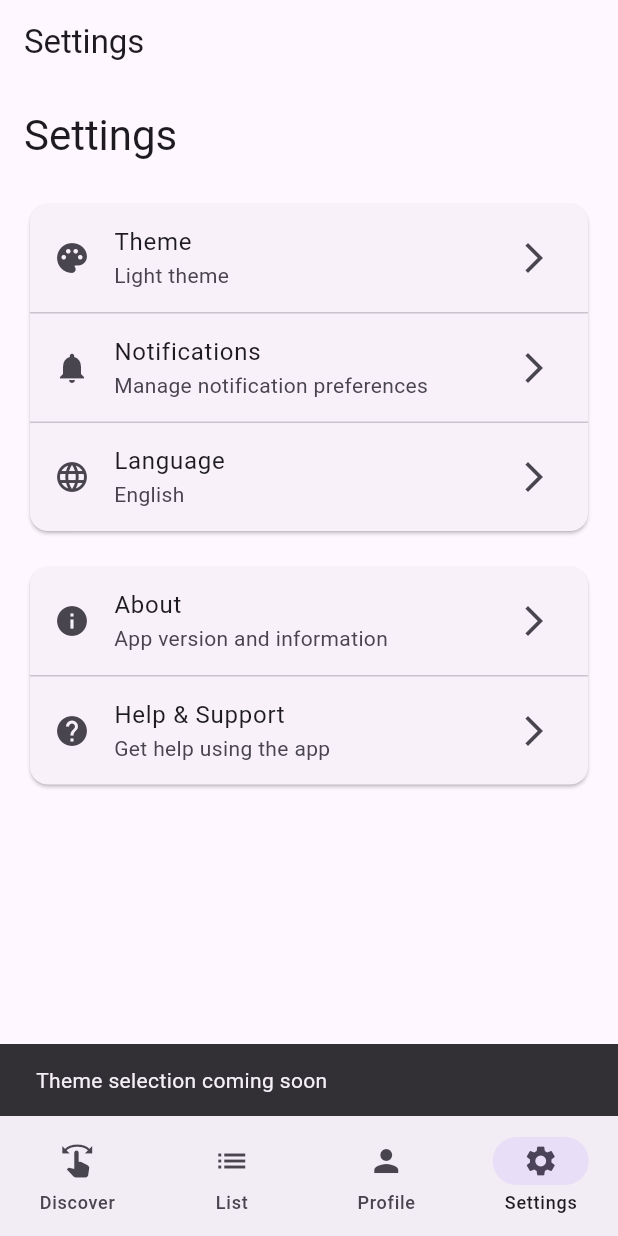
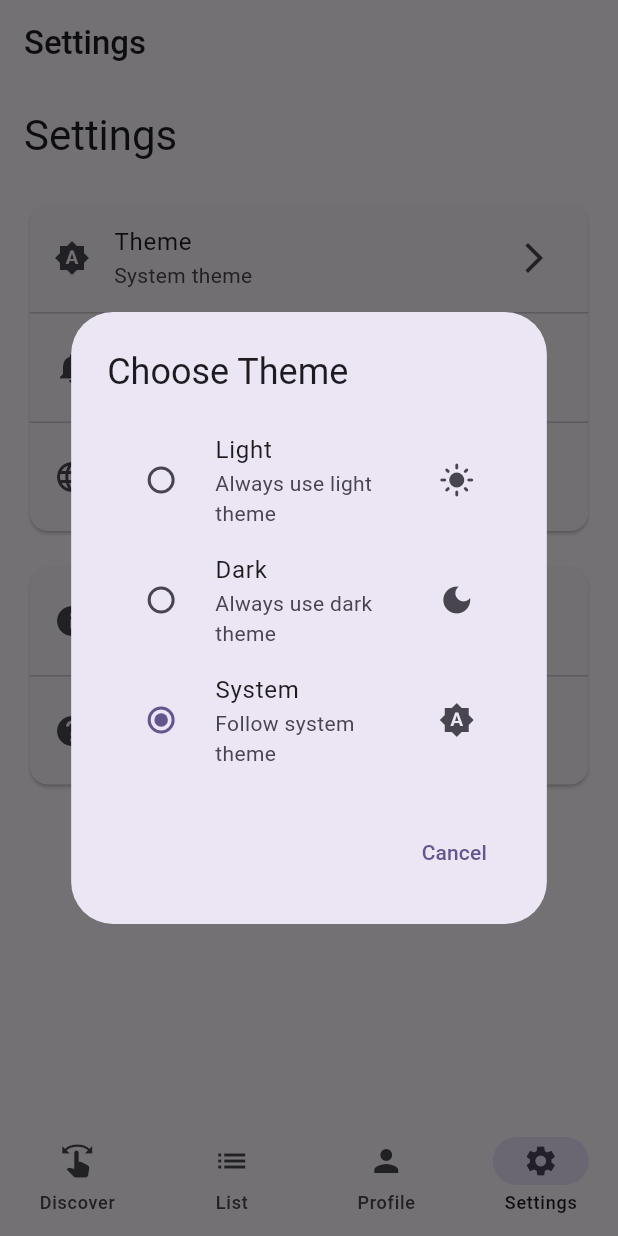
Before and after one commit to desertSniper87/ReelPicks, a Flutter app: the screen it shows after launch, item 4 of the bottom bar chosen, after a tap on "Theme", on a phone screen of 412 x 824 dp. Run offline on Flutter 3.47's test engine with Material 3 defaults, Android fonts, the phone set to English and light mode, and no system bars; our stand-ins replace cached_network_image, flutter_dotenv, flutter_secure_storage, shared_preferences, webview_flutter; accounts and stored records are empty; network calls fail.

Commit message:
design changes

```diff
--- /dev/null
+++ b/lib/core/theme/app_theme.dart
@@ -0,0 +1,466 @@
+import 'package:flutter/material.dart';
+
+class AppTheme {
+  // Color scheme based on Material Design 3
+  static const Color _primarySeedColor = Color(0xFF6750A4); // Material Purple
+
+  // Light theme configuration
+  static ThemeData get lightTheme {
+    final ColorScheme colorScheme = ColorScheme.fromSeed(
+      seedColor: _primarySeedColor,
+      brightness: Brightness.light,
+    );
+
+    return ThemeData(
+      useMaterial3: true,
+      colorScheme: colorScheme,
+
+      // Typography
+      textTheme: _textTheme,
+
+      // App Bar Theme
+      appBarTheme: AppBarTheme(
+        backgroundColor: colorScheme.surface,
+        foregroundColor: colorScheme.onSurface,
+        elevation: 0,
+        scrolledUnderElevation: 1,
+        titleTextStyle: _textTheme.titleLarge?.copyWith(
+          color: colorScheme.onSurface,
+          fontWeight: FontWeight.w500,
+        ),
+      ),
+
+      // Card Theme
+      cardTheme: CardThemeData(
+        elevation: 1,
+        shape: RoundedRectangleBorder(
+          borderRadius: BorderRadius.circular(12),
+        ),
+        color: colorScheme.surfaceContainerLow,
+      ),
+
+      // Elevated Button Theme
+      elevatedButtonTheme: ElevatedButtonThemeData(
+        style: ElevatedButton.styleFrom(
+          elevation: 1,
+          shape: RoundedRectangleBorder(
+            borderRadius: BorderRadius.circular(20),
+          ),
+          padding: const EdgeInsets.symmetric(horizontal: 24, vertical: 12),
+        ),
+      ),
+
+      // Filled Button Theme
+      filledButtonTheme: FilledButtonThemeData(
+        style: FilledButton.styleFrom(
+          shape: RoundedRectangleBorder(
+            borderRadius: BorderRadius.circular(20),
+          ),
+          padding: const EdgeInsets.symmetric(horizontal: 24, vertical: 12),
+        ),
+      ),
+
+      // Outlined Button Theme
+      outlinedButtonTheme: OutlinedButtonThemeData(
+        style: OutlinedButton.styleFrom(
+          shape: RoundedRectangleBorder(
+            borderRadius: BorderRadius.circular(20),
+          ),
+          padding: const EdgeInsets.symmetric(horizontal: 24, vertical: 12),
+        ),
+      ),
+
+      // Text Button Theme
+      textButtonTheme: TextButtonThemeData(
+        style: TextButton.styleFrom(
+          shape: RoundedRectangleBorder(
+            borderRadius: BorderRadius.circular(20),
+          ),
+          padding: const EdgeInsets.symmetric(horizontal: 16, vertical: 8),
+        ),
+      ),
+
+      // Input Decoration Theme
+      inputDecorationTheme: InputDecorationTheme(
+        filled: true,
+        fillColor: colorScheme.surfaceContainerHighest,
+        border: OutlineInputBorder(
+          borderRadius: BorderRadius.circular(12),
+          borderSide: BorderSide.none,
+        ),
+        focusedBorder: OutlineInputBorder(
+          borderRadius: BorderRadius.circular(12),
+          borderSide: BorderSide(color: colorScheme.primary, width: 2),
+        ),
+        errorBorder: OutlineInputBorder(
+          borderRadius: BorderRadius.circular(12),
+          borderSide: BorderSide(color: colorScheme.error, width: 1),
+        ),
+        focusedErrorBorder: OutlineInputBorder(
+          borderRadius: BorderRadius.circular(12),
+          borderSide: BorderSide(color: colorScheme.error, width: 2),
+        ),
+        contentPadding: const EdgeInsets.symmetric(horizontal: 16, vertical: 12),
+      ),
+
+      // Chip Theme
+      chipTheme: ChipThemeData(
+        backgroundColor: colorScheme.surfaceContainerLow,
+        selectedColor: colorScheme.secondaryContainer,
+        disabledColor: colorScheme.surfaceContainerLowest,
+        labelStyle: _textTheme.labelLarge?.copyWith(
+          color: colorScheme.onSurface,
+        ),
+        secondaryLabelStyle: _textTheme.labelLarge?.copyWith(
+          color: colorScheme.onSecondaryContainer,
+        ),
+        shape: RoundedRectangleBorder(
+          borderRadius: BorderRadius.circular(8),
+        ),
+        side: BorderSide(color: colorScheme.outline),
+        padding: const EdgeInsets.symmetric(horizontal: 12, vertical: 8),
+      ),
+
+      // Bottom Navigation Bar Theme
+      bottomNavigationBarTheme: BottomNavigationBarThemeData(
+        backgroundColor: colorScheme.surface,
+        selectedItemColor: colorScheme.primary,
+        unselectedItemColor: colorScheme.onSurfaceVariant,
+        type: BottomNavigationBarType.fixed,
+        elevation: 3,
+      ),
+
+      // Navigation Bar Theme (Material 3)
+      navigationBarTheme: NavigationBarThemeData(
+        backgroundColor: colorScheme.surface,
+        indicatorColor: colorScheme.secondaryContainer,
+        labelTextStyle: WidgetStateProperty.resolveWith((states) {
+          if (states.contains(WidgetState.selected)) {
+            return _textTheme.labelMedium?.copyWith(
+              color: colorScheme.onSurface,
+              fontWeight: FontWeight.w500,
+            );
+          }
+          return _textTheme.labelMedium?.copyWith(
+            color: colorScheme.onSurfaceVariant,
+          );
+        }),
+        iconTheme: WidgetStateProperty.resolveWith((states) {
+          if (states.contains(WidgetState.selected)) {
+            return IconThemeData(color: colorScheme.onSecondaryContainer);
+          }
+          return IconThemeData(color: colorScheme.onSurfaceVariant);
+        }),
+      ),
+
+      // Floating Action Button Theme
+      floatingActionButtonTheme: FloatingActionButtonThemeData(
+        backgroundColor: colorScheme.primaryContainer,
+        foregroundColor: colorScheme.onPrimaryContainer,
+        elevation: 3,
+        shape: RoundedRectangleBorder(
+          borderRadius: BorderRadius.circular(16),
+        ),
+      ),
+
+      // Dialog Theme
+      dialogTheme: DialogThemeData(
+        backgroundColor: colorScheme.surface,
+        surfaceTintColor: colorScheme.surfaceTint,
+        shape: RoundedRectangleBorder(
+          borderRadius: BorderRadius.circular(28),
+        ),
+        elevation: 6,
+      ),
+
+      // Snack Bar Theme
+      snackBarTheme: SnackBarThemeData(
+        backgroundColor: colorScheme.inverseSurface,
+        contentTextStyle: _textTheme.bodyMedium?.copyWith(
+          color: colorScheme.onInverseSurface,
+        ),
+        shape: RoundedRectangleBorder(
+          borderRadius: BorderRadius.circular(4),
+        ),
+        behavior: SnackBarBehavior.floating,
+      ),
+    );
+  }
+
+  // Dark theme configuration
+  static ThemeData get darkTheme {
+    final ColorScheme colorScheme = ColorScheme.fromSeed(
+      seedColor: _primarySeedColor,
+      brightness: Brightness.dark,
+    );
+
+    return ThemeData(
+      useMaterial3: true,
+      colorScheme: colorScheme,
+
+      // Typography
+      textTheme: _textTheme,
+
+      // App Bar Theme
+      appBarTheme: AppBarTheme(
+        backgroundColor: colorScheme.surface,
+        foregroundColor: colorScheme.onSurface,
+        elevation: 0,
+        scrolledUnderElevation: 1,
+        titleTextStyle: _textTheme.titleLarge?.copyWith(
+          color: colorScheme.onSurface,
+          fontWeight: FontWeight.w500,
+        ),
+      ),
+
+      // Card Theme
+      cardTheme: CardThemeData(
+        elevation: 1,
+        shape: RoundedRectangleBorder(
+          borderRadius: BorderRadius.circular(12),
+        ),
+        color: colorScheme.surfaceContainerLow,
+      ),
+
+      // Elevated Button Theme
+      elevatedButtonTheme: ElevatedButtonThemeData(
+        style: ElevatedButton.styleFrom(
+          elevation: 1,
+          shape: RoundedRectangleBorder(
+            borderRadius: BorderRadius.circular(20),
+          ),
+          padding: const EdgeInsets.symmetric(horizontal: 24, vertical: 12),
+        ),
+      ),
+
+      // Filled Button Theme
+      filledButtonTheme: FilledButtonThemeData(
+        style: FilledButton.styleFrom(
+          shape: RoundedRectangleBorder(
+            borderRadius: BorderRadius.circular(20),
+          ),
+          padding: const EdgeInsets.symmetric(horizontal: 24, vertical: 12),
+        ),
+      ),
+
+      // Outlined Button Theme
+      outlinedButtonTheme: OutlinedButtonThemeData(
+        style: OutlinedButton.styleFrom(
+          shape: RoundedRectangleBorder(
+            borderRadius: BorderRadius.circular(20),
+          ),
+          padding: const EdgeInsets.symmetric(horizontal: 24, vertical: 12),
+        ),
+      ),
+
+      // Text Button Theme
+      textButtonTheme: TextButtonThemeData(
+        style: TextButton.styleFrom(
+          shape: RoundedRectangleBorder(
+            borderRadius: BorderRadius.circular(20),
+          ),
+          padding: const EdgeInsets.symmetric(horizontal: 16, vertical: 8),
+        ),
+      ),
+
+      // Input Decoration Theme
+      inputDecorationTheme: InputDecorationTheme(
+        filled: true,
+        fillColor: colorScheme.surfaceContainerHighest,
+        border: OutlineInputBorder(
+          borderRadius: BorderRadius.circular(12),
+          borderSide: BorderSide.none,
+        ),
+        focusedBorder: OutlineInputBorder(
+          borderRadius: BorderRadius.circular(12),
+          borderSide: BorderSide(color: colorScheme.primary, width: 2),
+        ),
+        errorBorder: OutlineInputBorder(
+          borderRadius: BorderRadius.circular(12),
+          borderSide: BorderSide(color: colorScheme.error, width: 1),
+        ),
+        focusedErrorBorder: OutlineInputBorder(
+          borderRadius: BorderRadius.circular(12),
+          borderSide: BorderSide(color: colorScheme.error, width: 2),
+        ),
+        contentPadding: const EdgeInsets.symmetric(horizontal: 16, vertical: 12),
+      ),
+
+      // Chip Theme
+      chipTheme: ChipThemeData(
+        backgroundColor: colorScheme.surfaceContainerLow,
+        selectedColor: colorScheme.secondaryContainer,
+        disabledColor: colorScheme.surfaceContainerLowest,
+        labelStyle: _textTheme.labelLarge?.copyWith(
+          color: colorScheme.onSurface,
+        ),
+        secondaryLabelStyle: _textTheme.labelLarge?.copyWith(
+          color: colorScheme.onSecondaryContainer,
+        ),
+        shape: RoundedRectangleBorder(
+          borderRadius: BorderRadius.circular(8),
+        ),
+        side: BorderSide(color: colorScheme.outline),
+        padding: const EdgeInsets.symmetric(horizontal: 12, vertical: 8),
+      ),
+
+      // Bottom Navigation Bar Theme
+      bottomNavigationBarTheme: BottomNavigationBarThemeData(
+        backgroundColor: colorScheme.surface,
+        selectedItemColor: colorScheme.primary,
+        unselectedItemColor: colorScheme.onSurfaceVariant,
+        type: BottomNavigationBarType.fixed,
+        elevation: 3,
+      ),
+
+      // Navigation Bar Theme (Material 3)
+      navigationBarTheme: NavigationBarThemeData(
+        backgroundColor: colorScheme.surface,
+        indicatorColor: colorScheme.secondaryContainer,
+        labelTextStyle: WidgetStateProperty.resolveWith((states) {
+          if (states.contains(WidgetState.selected)) {
+            return _textTheme.labelMedium?.copyWith(
+              color: colorScheme.onSurface,
+              fontWeight: FontWeight.w500,
+            );
+          }
+          return _textTheme.labelMedium?.copyWith(
+            color: colorScheme.onSurfaceVariant,
+          );
+        }),
+        iconTheme: WidgetStateProperty.resolveWith((states) {
+          if (states.contains(WidgetState.selected)) {
+            return IconThemeData(color: colorScheme.onSecondaryContainer);
+          }
+          return IconThemeData(color: colorScheme.onSurfaceVariant);
+        }),
+      ),
+
+      // Floating Action Button Theme
+      floatingActionButtonTheme: FloatingActionButtonThemeData(
+        backgroundColor: colorScheme.primaryContainer,
+        foregroundColor: colorScheme.onPrimaryContainer,
+        elevation: 3,
+        shape: RoundedRectangleBorder(
+          borderRadius: BorderRadius.circular(16),
+        ),
+      ),
+
+      // Dialog Theme
+      dialogTheme: DialogThemeData(
+        backgroundColor: colorScheme.surface,
+        surfaceTintColor: colorScheme.surfaceTint,
+        shape: RoundedRectangleBorder(
+          borderRadius: BorderRadius.circular(28),
+        ),
+        elevation: 6,
+      ),
+
+      // Snack Bar Theme
+      snackBarTheme: SnackBarThemeData(
+        backgroundColor: colorScheme.inverseSurface,
+        contentTextStyle: _textTheme.bodyMedium?.copyWith(
+          color: colorScheme.onInverseSurface,
+        ),
+        shape: RoundedRectangleBorder(
+          borderRadius: BorderRadius.circular(4),
+        ),
+        behavior: SnackBarBehavior.floating,
+      ),
+    );
+  }
+
+  // Material Design 3 Typography
+  static const TextTheme _textTheme = TextTheme(
+    displayLarge: TextStyle(
+      fontSize: 57,
+      fontWeight: FontWeight.w400,
+      letterSpacing: -0.25,
+      height: 1.12,
+    ),
+    displayMedium: TextStyle(
+      fontSize: 45,
+      fontWeight: FontWeight.w400,
+      letterSpacing: 0,
+      height: 1.16,
+    ),
+    displaySmall: TextStyle(
+      fontSize: 36,
+      fontWeight: FontWeight.w400,
+      letterSpacing: 0,
+      height: 1.22,
+    ),
+    headlineLarge: TextStyle(
+      fontSize: 32,
+      fontWeight: FontWeight.w400,
+      letterSpacing: 0,
+      height: 1.25,
+    ),
+    headlineMedium: TextStyle(
+      fontSize: 28,
+      fontWeight: FontWeight.w400,
+      letterSpacing: 0,
+      height: 1.29,
+    ),
+    headlineSmall: TextStyle(
+      fontSize: 24,
+      fontWeight: FontWeight.w400,
+      letterSpacing: 0,
+      height: 1.33,
+    ),
+    titleLarge: TextStyle(
+      fontSize: 22,
+      fontWeight: FontWeight.w400,
+      letterSpacing: 0,
+      height: 1.27,
+    ),
+    titleMedium: TextStyle(
+      fontSize: 16,
+      fontWeight: FontWeight.w500,
+      letterSpacing: 0.15,
+      height: 1.50,
+    ),
+    titleSmall: TextStyle(
+      fontSize: 14,
+      fontWeight: FontWeight.w500,
+      letterSpacing: 0.1,
+      height: 1.43,
+    ),
+    labelLarge: TextStyle(
+      fontSize: 14,
+      fontWeight: FontWeight.w500,
+      letterSpacing: 0.1,
+      height: 1.43,
+    ),
+    labelMedium: TextStyle(
+      fontSize: 12,
+      fontWeight: FontWeight.w500,
+      letterSpacing: 0.5,
+      height: 1.33,
+    ),
+    labelSmall: TextStyle(
+      fontSize: 11,
+      fontWeight: FontWeight.w500,
+      letterSpacing: 0.5,
+      height: 1.45,
+    ),
+    bodyLarge: TextStyle(
+      fontSize: 16,
+      fontWeight: FontWeight.w400,
+      letterSpacing: 0.5,
+      height: 1.50,
+    ),
+    bodyMedium: TextStyle(
+      fontSize: 14,
+      fontWeight: FontWeight.w400,
+      letterSpacing: 0.25,
+      height: 1.43,
+    ),
+    bodySmall: TextStyle(
+      fontSize: 12,
+      fontWeight: FontWeight.w400,
+      letterSpacing: 0.4,
+      height: 1.33,
+    ),
+  );
+}
--- a/lib/main.dart
+++ b/lib/main.dart
@@ -3,9 +3,11 @@ import 'package:provider/provider.dart';
 import 'package:flutter_secure_storage/flutter_secure_storage.dart';
 import 'package:shared_preferences/shared_preferences.dart';
 import 'core/config/app_config.dart';
+import 'core/theme/app_theme.dart';
 import 'presentation/providers/recommendation_provider.dart';
 import 'presentation/providers/user_provider.dart';
 import 'presentation/providers/auth_provider.dart';
+import 'presentation/providers/theme_provider.dart';
 import 'presentation/screens/main_navigation_screen.dart';
 import 'data/datasources/tmdb_client.dart';
 import 'data/services/authentication_service_impl.dart';
@@ -62,6 +64,9 @@ class MyApp extends StatelessWidget {
         return MultiProvider(
           providers: [
             ChangeNotifierProvider(
+              create: (_) => ThemeProvider(),
+            ),
+            ChangeNotifierProvider(
               create: (_) => RecommendationProvider(
                 recommendationService: recommendationService,
                 movieRepository: movieRepository,
@@ -79,13 +84,16 @@ class MyApp extends StatelessWidget {
               ),
             ),
           ],
-          child: MaterialApp(
-            title: 'Movie Recommendations',
-            theme: ThemeData(
-              colorScheme: ColorScheme.fromSeed(seedColor: Colors.deepPurple),
-              useMaterial3: true,
-            ),
-            home: const MainNavigationScreen(),
+          child: Consumer<ThemeProvider>(
+            builder: (context, themeProvider, child) {
+              return MaterialApp(
+                title: 'Movie Recommendations',
+                theme: AppTheme.lightTheme,
+                darkTheme: AppTheme.darkTheme,
+                themeMode: themeProvider.themeMode,
+                home: const MainNavigationScreen(),
+              );
+            },
           ),
         );
       },
--- /dev/null
+++ b/lib/presentation/providers/theme_provider.dart
@@ -0,0 +1,91 @@
+import 'dart:async';
+import 'package:flutter/material.dart';
+import 'package:shared_preferences/shared_preferences.dart';
+
+class ThemeProvider extends ChangeNotifier {
+  static const String _themeKey = 'theme_mode';
+
+  ThemeMode _themeMode = ThemeMode.system;
+  late SharedPreferences _prefs;
+
+  ThemeProvider() {
+    _loadThemeMode();
+  }
+
+  // For testing purposes, allow waiting for initialization
+  Future<void> get initialized => _initializationCompleter.future;
+  final Completer<void> _initializationCompleter = Completer<void>();
+
+  ThemeMode get themeMode => _themeMode;
+
+  bool get isDarkMode {
+    if (_themeMode == ThemeMode.system) {
+      return WidgetsBinding.instance.platformDispatcher.platformBrightness == Brightness.dark;
+    }
+    return _themeMode == ThemeMode.dark;
+  }
+
+  bool get isLightMode {
+    if (_themeMode == ThemeMode.system) {
+      return WidgetsBinding.instance.platformDispatcher.platformBrightness == Brightness.light;
+    }
+    return _themeMode == ThemeMode.light;
+  }
+
+  bool get isSystemMode => _themeMode == ThemeMode.system;
+
+  Future<void> _loadThemeMode() async {
+    try {
+      _prefs = await SharedPreferences.getInstance();
+      final themeIndex = _prefs.getInt(_themeKey) ?? 0;
+      _themeMode = ThemeMode.values[themeIndex];
+      notifyListeners();
+    } finally {
+      if (!_initializationCompleter.isCompleted) {
+        _initializationCompleter.complete();
+      }
+    }
+  }
+
+  Future<void> setThemeMode(ThemeMode themeMode) async {
+    _themeMode = themeMode;
+    await _prefs.setInt(_themeKey, themeMode.index);
+    notifyListeners();
+  }
+
+  Future<void> toggleTheme() async {
+    switch (_themeMode) {
+      case ThemeMode.light:
+        await setThemeMode(ThemeMode.dark);
+        break;
+      case ThemeMode.dark:
+        await setThemeMode(ThemeMode.system);
+        break;
+      case ThemeMode.system:
+        await setThemeMode(ThemeMode.light);
+        break;
+    }
+  }
+
+  String get currentThemeName {
+    switch (_themeMode) {
+      case ThemeMode.light:
+        return 'Light';
+      case ThemeMode.dark:
+        return 'Dark';
+      case ThemeMode.system:
+        return 'System';
+    }
+  }
+
+  IconData get currentThemeIcon {
+    switch (_themeMode) {
+      case ThemeMode.light:
+        return Icons.light_mode;
+      case ThemeMode.dark:
+        return Icons.dark_mode;
+      case ThemeMode.system:
+        return Icons.brightness_auto;
+    }
+  }
+}
--- a/lib/presentation/screens/main_navigation_screen.dart
+++ b/lib/presentation/screens/main_navigation_screen.dart
@@ -2,6 +2,7 @@ import 'package:flutter/material.dart';
 import 'package:provider/provider.dart';
 import '../providers/recommendation_provider.dart';
 import '../providers/user_provider.dart';
+import '../providers/theme_provider.dart';
 import '../widgets/genre_filter.dart';
 import '../widgets/movie_card.dart';
 import '../widgets/movie_list_view.dart';
@@ -404,8 +405,8 @@ class _MainNavigationScreenState extends State<MainNavigationScreen> {
   }
 
   Widget _buildSettingsView() {
-    return Consumer<UserProvider>(
-      builder: (context, userProvider, child) {
+    return Consumer2<UserProvider, ThemeProvider>(
+      builder: (context, userProvider, themeProvider, child) {
         return Padding(
           padding: const EdgeInsets.all(16.0),
           child: Column(
@@ -421,15 +422,12 @@ class _MainNavigationScreenState extends State<MainNavigationScreen> {
                 child: Column(
                   children: [
                     ListTile(
-                      leading: const Icon(Icons.palette),
+                      leading: Icon(themeProvider.currentThemeIcon),
                       title: const Text('Theme'),
-                      subtitle: const Text('Light theme'),
+                      subtitle: Text('${themeProvider.currentThemeName} theme'),
                       trailing: const Icon(Icons.arrow_forward_ios),
                       onTap: () {
-                        // Theme selection could be implemented here
-                        ScaffoldMessenger.of(context).showSnackBar(
-                          const SnackBar(content: Text('Theme selection coming soon')),
-                        );
+                        _showThemeDialog(context, themeProvider);
                       },
                     ),
                     const Divider(height: 1),
@@ -540,4 +538,65 @@ class _MainNavigationScreenState extends State<MainNavigationScreen> {
       ],
     );
   }
+
+  void _showThemeDialog(BuildContext context, ThemeProvider themeProvider) {
+    showDialog(
+      context: context,
+      builder: (BuildContext context) {
+        return AlertDialog(
+          title: const Text('Choose Theme'),
+          content: Column(
+            mainAxisSize: MainAxisSize.min,
+            children: [
+              RadioListTile<ThemeMode>(
+                title: const Text('Light'),
+                subtitle: const Text('Always use light theme'),
+                value: ThemeMode.light,
+                groupValue: themeProvider.themeMode,
+                onChanged: (ThemeMode? value) {
+                  if (value != null) {
+                    themeProvider.setThemeMode(value);
+                    Navigator.of(context).pop();
+                  }
+                },
+                secondary: const Icon(Icons.light_mode),
+              ),
+              RadioListTile<ThemeMode>(
+                title: const Text('Dark'),
+                subtitle: const Text('Always use dark theme'),
+                value: ThemeMode.dark,
+                groupValue: themeProvider.themeMode,
+                onChanged: (ThemeMode? value) {
+                  if (value != null) {
+                    themeProvider.setThemeMode(value);
+                    Navigator.of(context).pop();
+                  }
+                },
+                secondary: const Icon(Icons.dark_mode),
+              ),
+              RadioListTile<ThemeMode>(
+                title: const Text('System'),
+                subtitle: const Text('Follow system theme'),
+                value: ThemeMode.system,
+                groupValue: themeProvider.themeMode,
+                onChanged: (ThemeMode? value) {
+                  if (value != null) {
+                    themeProvider.setThemeMode(value);
+                    Navigator.of(context).pop();
+                  }
+                },
+                secondary: const Icon(Icons.brightness_auto),
+              ),
+            ],
+          ),
+          actions: [
+            TextButton(
+              onPressed: () => Navigator.of(context).pop(),
+              child: const Text('Cancel'),
+            ),
+          ],
+        );
+      },
+    );
+  }
 }
```
Also changed, not shown: 3 other files.
